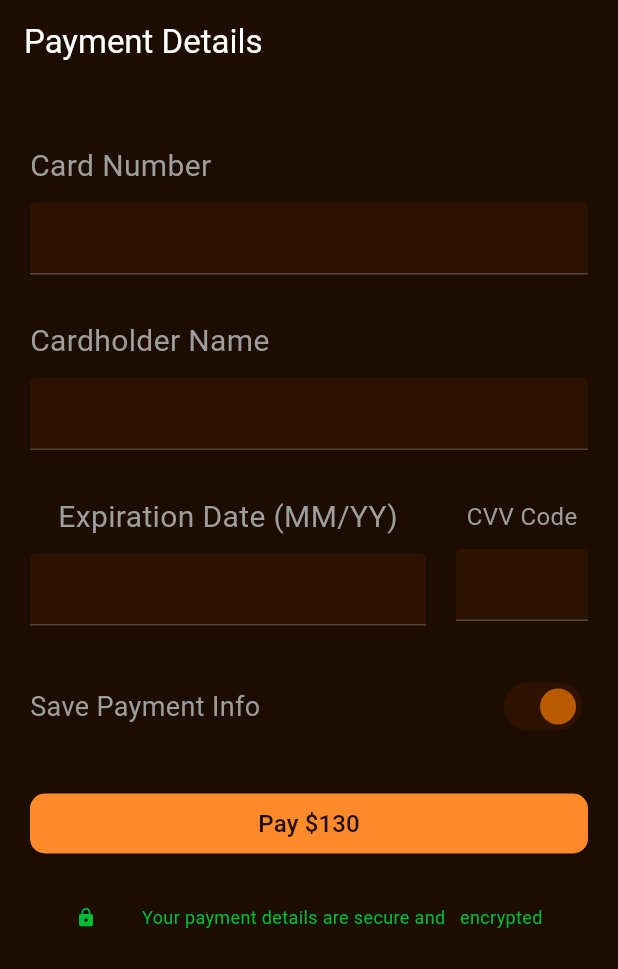
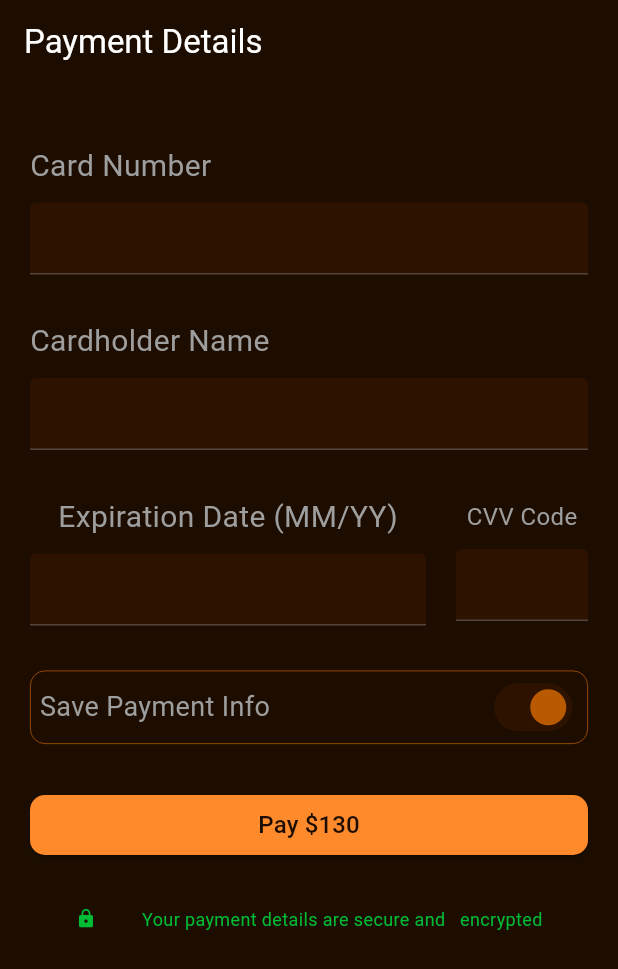
Before and after one commit to samiraliyev/card_payment_view, a Flutter app: the screen it shows after launch, on a phone screen of 412 x 824 dp. Shown: the top 969 px of the screen. Run offline on Flutter 3.47's test engine with Material 3 defaults, Android fonts, the phone set to English and light mode, and no system bars.

Commit message:
switch button border change

```diff
--- a/lib/ui/widget/save_card.dart
+++ b/lib/ui/widget/save_card.dart
@@ -39,7 +39,12 @@ class _SaveCardState extends State<SaveCard> {
       },
     );
 
-    return SizedBox(
+    return Container(
+      decoration: BoxDecoration(
+          borderRadius: BorderRadius.circular(10.0),
+          border: Border.all(width: 0.5, color: AppColors.switchBtn)),
+      child: Padding(
+        padding: const EdgeInsets.symmetric(horizontal: 6.0),
         child: Row(
           mainAxisAlignment: MainAxisAlignment.spaceBetween,
           children: [
@@ -64,6 +69,7 @@ class _SaveCardState extends State<SaveCard> {
             ),
           ],
         ),
+      ),
     );
   }
 }
```
Lines whose indentation alone changed are shown as unchanged.
